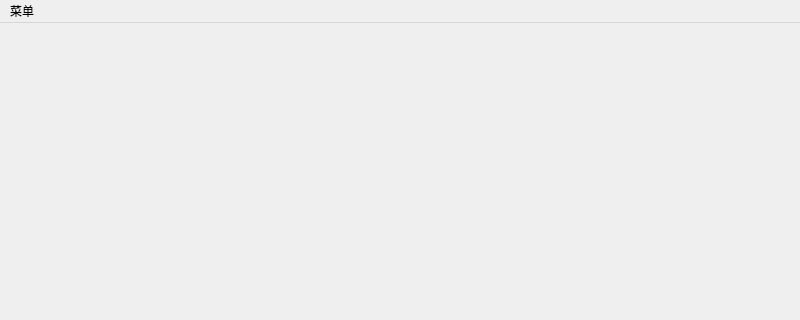
The window that main.ui (foryoung365/DBTableCheckHelper) describes before a commit, drawn with Qt 5; both pictures show x 0 to 800 and y 0 to 320 of the 800 by 600 pixel window.
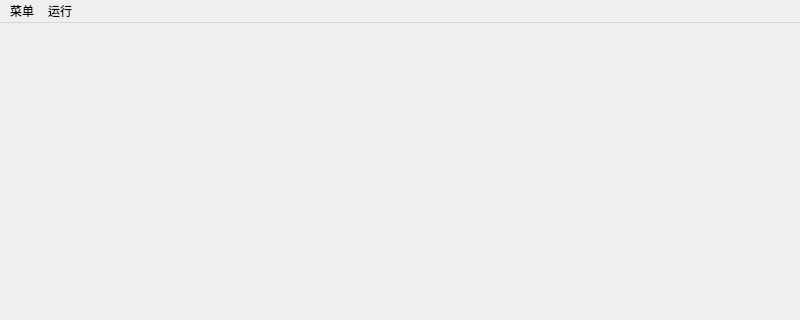
The same window after the commit.

Diff of the .ui file:
```diff
--- a/main.ui
+++ b/main.ui
@@ -29,8 +29,20 @@
     <property name="title">
      <string>菜单</string>
     </property>
+    <addaction name="action_2"/>
+    <addaction name="separator"/>
+    <addaction name="action_6"/>
+    <addaction name="separator"/>
+    <addaction name="action_4"/>
+   </widget>
+   <widget class="QMenu" name="menu_2">
+    <property name="title">
+     <string>运行</string>
+    </property>
+    <addaction name="action"/>
    </widget>
    <addaction name="menu"/>
+   <addaction name="menu_2"/>
   </widget>
   <widget class="QStatusBar" name="statusbar"/>
  </widget>
```
Left out of the diff: 20 changed lines with no effect on the pictures.
